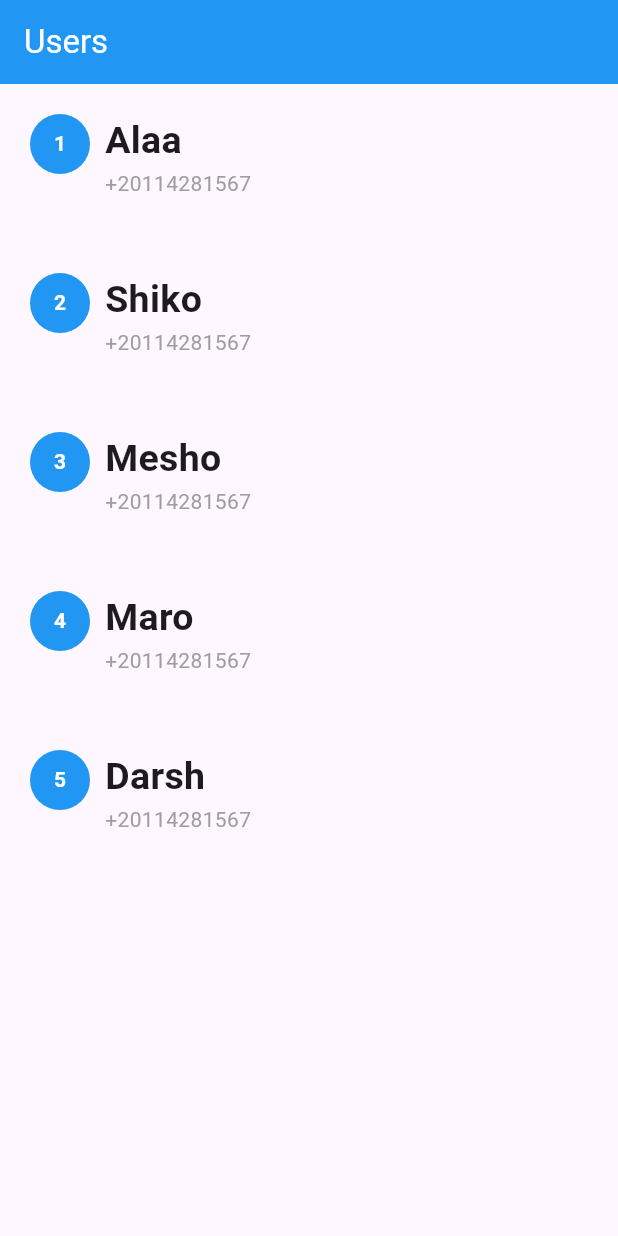
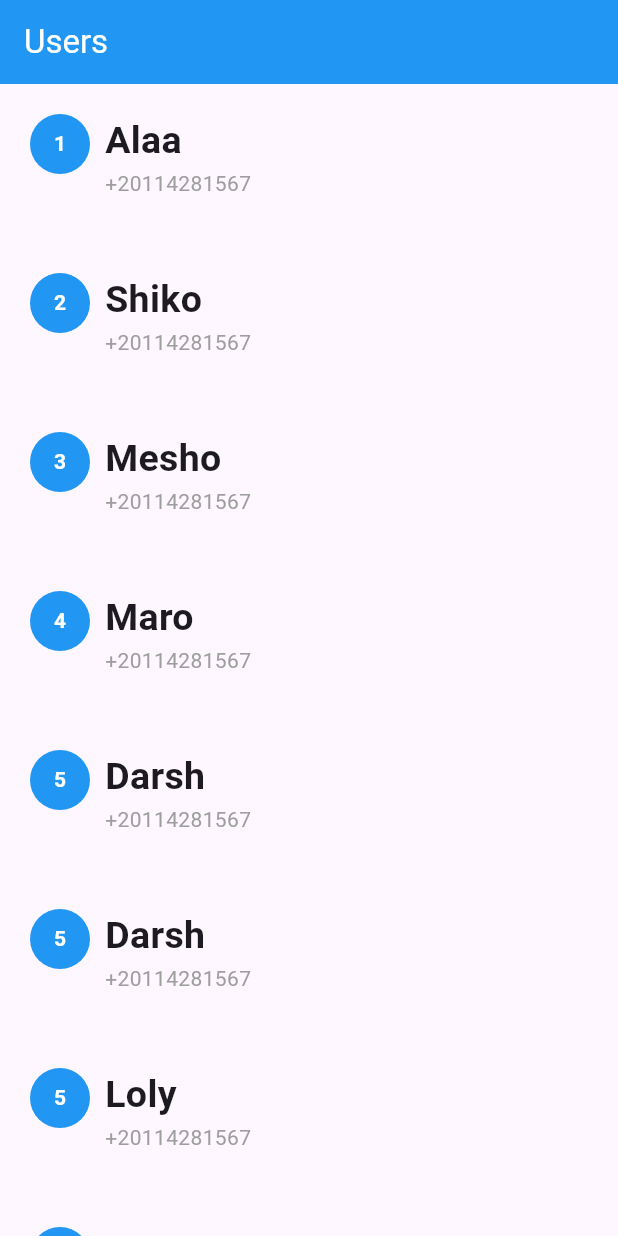
Before and after one commit to alaaashraf6/flutter_learning, a Flutter app: the screen it shows after launch, on a phone screen of 412 x 824 dp. Run offline on Flutter 3.47's test engine with Material 3 defaults, Android fonts, the light colour scheme and no system bars.

Commit message:
incrrease users

```diff
--- a/lib/Users/user_screen.dart
+++ b/lib/Users/user_screen.dart
@@ -13,6 +13,10 @@ class UserScreen extends StatelessWidget {
       UserModel(id: 3, name: 'Mesho', phone: '+20114281567'),
       UserModel(id: 4, name: 'Maro', phone: '+20114281567'),
       UserModel(id: 5, name: 'Darsh', phone: '+20114281567'),
+      UserModel(id: 5, name: 'Darsh', phone: '+20114281567'),
+      UserModel(id: 5, name: 'Loly', phone: '+20114281567'),
+      UserModel(id: 5, name: 'Loly', phone: '+20114281567'),
+      UserModel(id: 5, name: 'Loly', phone: '+20114281567'),
     ];
     return Scaffold(
       appBar: AppBar(
```
Also changed, not shown: pubspec.lock.
